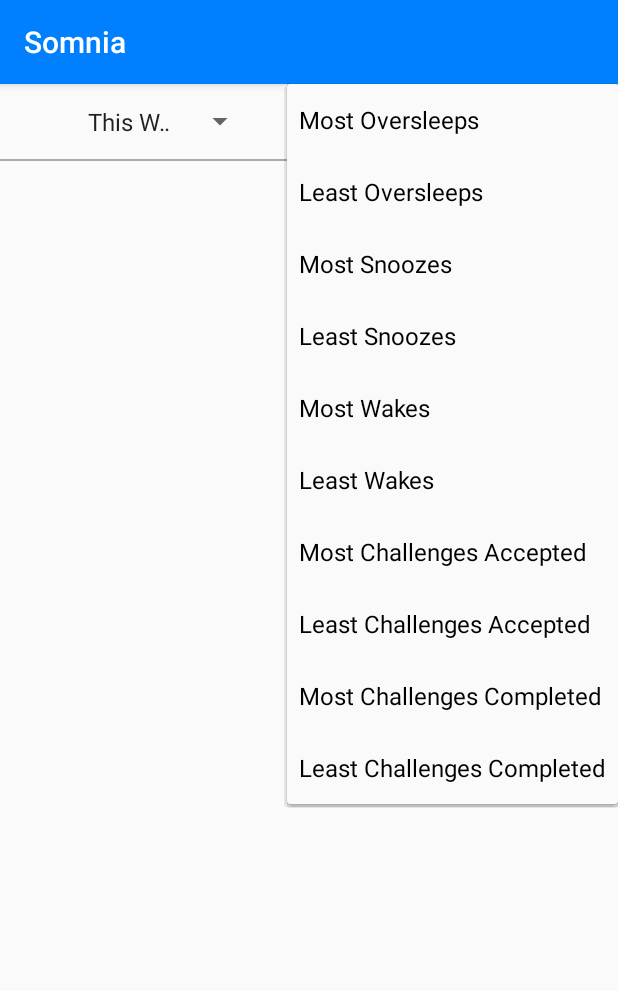
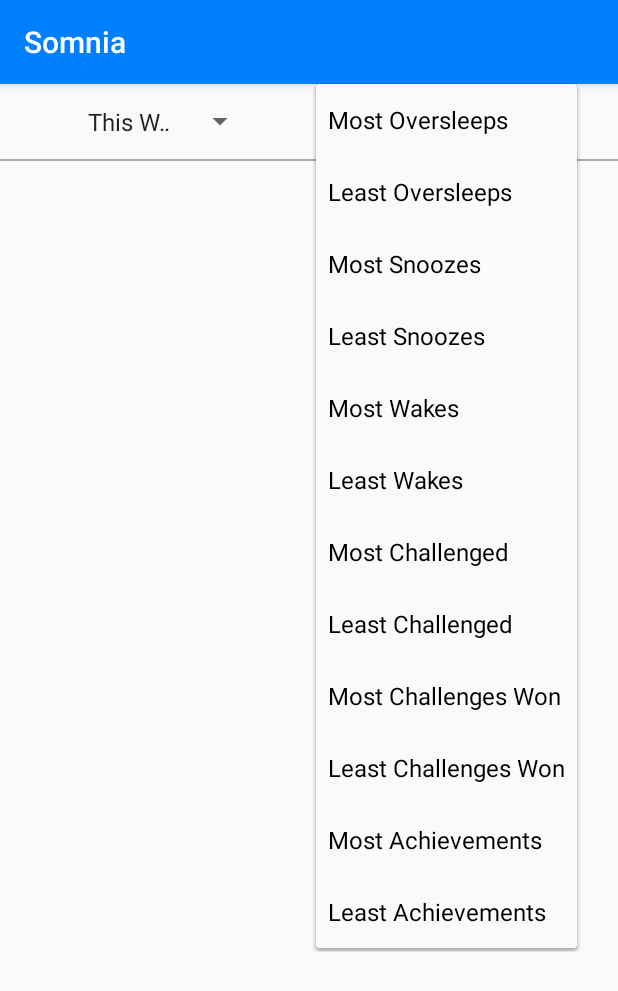
Before and after one commit to drewsb/Somnia, an Android app: the fragment LeaderBoardFragment shown on its own in the app's theme, after a tap on an icon or button, on a phone screen of 412 x 824 dp. Shown: the top 991 px of the screen. Run offline under Robolectric (Android 15) with nearby library versions, the phone set to English and light mode, and no system bars; our stand-ins replace Firebase (no records; nobody signed in at launch, a user with empty details on screens opened directly); 4 statements that could not run were skipped.

Commit message:
support more sleep stats and achievement on leaderboards

```diff
--- a/app/src/main/java/com/socialarm/a350s18_5_socialalarmclock/Activity/Livefeed/LiveFeedRow.java
+++ b/app/src/main/java/com/socialarm/a350s18_5_socialalarmclock/Activity/Livefeed/LiveFeedRow.java
@@ -98,6 +98,8 @@ public class LiveFeedRow extends LinearLayout {
                 String text = " was challenged by " + user.getFirst_name() + " " + user.getLast_name() + " ";
                 eventTextView.setText(text);
             });
+        } else if (eventAction.equalsIgnoreCase("ChallengeSuccess")) {
+            eventText = " succeeded their challenge ";
         } else {
             eventText = eventAction;
         }
--- a/app/src/main/java/com/socialarm/a350s18_5_socialalarmclock/Database/EventDatabase.java
+++ b/app/src/main/java/com/socialarm/a350s18_5_socialalarmclock/Database/EventDatabase.java
@@ -164,15 +164,17 @@ public final class EventDatabase {
             case SNOOZE:
                 return event.getAction().equalsIgnoreCase("Snooze");
             case OVERSLEEP:
-                return event.getAction().equalsIgnoreCase("Overslept");
+                return event.getAction().equalsIgnoreCase("Oversleep");
             case CHALLENGE:
                 return event.getAction().equalsIgnoreCase("Challenge");
             case WAKE_UP:
                 return event.getAction().equalsIgnoreCase("Wakeup");
             case CHALLENGE_SUCCESS:
                 return event.getAction().equalsIgnoreCase("ChallengeSuccess");
+            case ACHIEVEMENT:
+                return event.getAction().startsWith("ACHIEVEMENT");
             default:
-                return event.getAction().equalsIgnoreCase("Overslept");
+                return event.getAction().equalsIgnoreCase("Snooze");
         }
     }
 
--- a/app/src/main/res/values/strings.xml
+++ b/app/src/main/res/values/strings.xml
@@ -35,10 +35,12 @@
         <item>Least Snoozes</item>
         <item>Most Wakes</item>
         <item>Least Wakes</item>
-        <item>Most Challenges Accepted</item>
-        <item>Least Challenges Accepted</item>
-        <item>Most Challenges Completed</item>
-        <item>Least Challenges Completed</item>
+        <item>Most Challenged</item>
+        <item>Least Challenged</item>
+        <item>Most Challenges Won</item>
+        <item>Least Challenges Won</item>
+        <item>Most Achievements</item>
+        <item>Least Achievements</item>
     </string-array>
 
     <string name="title_activity_statistics">StatisticsActivity</string>
```
Also changed, not shown: app/src/main/java/com/socialarm/a350s18_5_socialalarmclock/Activity/Leaderboard/LeaderBoardFragment.java (+11 -1 lines).
